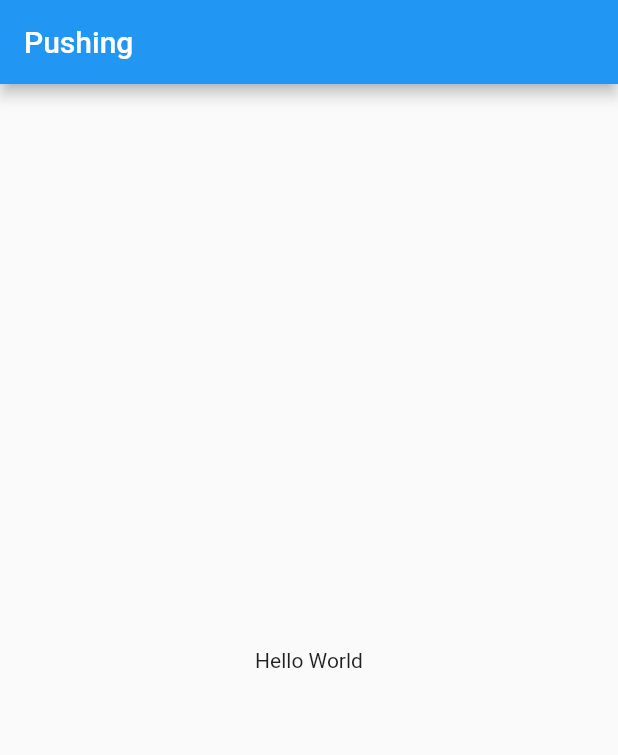
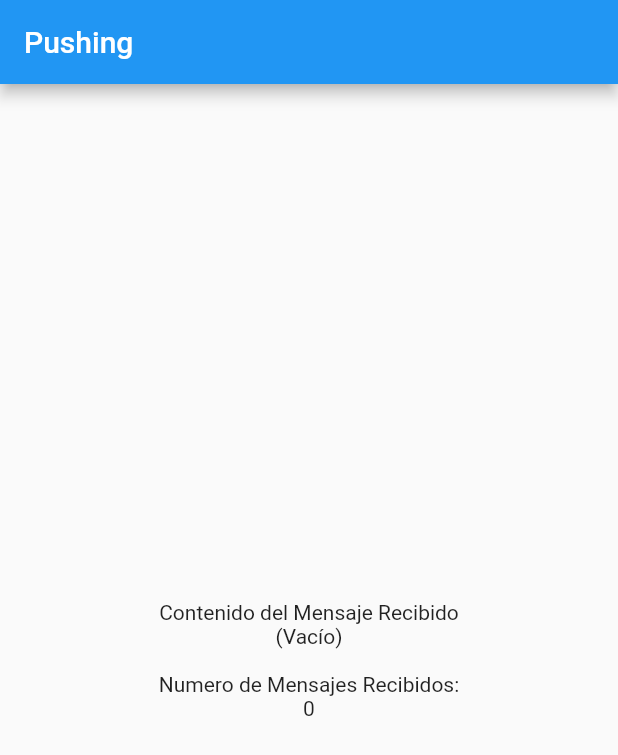
Before and after one commit to mricab/topicos_notificacionesPush, a Flutter app: the screen it shows after launch, on a phone screen of 412 x 824 dp. Shown: the top 755 px of the screen. Run offline on Flutter 3.47's test engine with Material 2 defaults, Android fonts, the phone set to English and light mode, and no system bars; our stand-ins replace firebase_messaging; accounts and stored records are empty.

Commit message:
Presentacion del mensaje al usuario

```diff
--- a/lib/main.dart
+++ b/lib/main.dart
@@ -11,11 +11,21 @@ class MyApp extends StatefulWidget {
 }
 
 class _MyAppState extends State<MyApp> {
+  String msgRecibido = "(Vacío)";
+  int counter = 0;
+
   @override
   void initState() {
     super.initState();
     final pushProvider = new PushNotificationProvider();
     pushProvider.initNotifications();
+    pushProvider.msg.listen((arg) {
+      print('Argumentos de la Notificacion');
+      print(arg);
+      msgRecibido = arg;
+      counter++;
+      setState(() {});
+    });
   }
 
   @override
@@ -28,8 +38,17 @@ class _MyAppState extends State<MyApp> {
           title: Text('Pushing'),
         ),
         body: Center(
-          child: Container(
-            child: Text('Hello World'),
+          child: Column(
+            mainAxisAlignment: MainAxisAlignment.center,
+            children: [
+              Text('Contenido del Mensaje Recibido'),
+              Text(msgRecibido),
+              SizedBox(
+                height: 16,
+              ),
+              Text('Numero de Mensajes Recibidos:'),
+              Text(counter.toString()),
+            ],
           ),
         ),
       ),
```
Also changed, not shown: lib/src/providers/push_notifications_provider.dart (+21 -2 lines).
